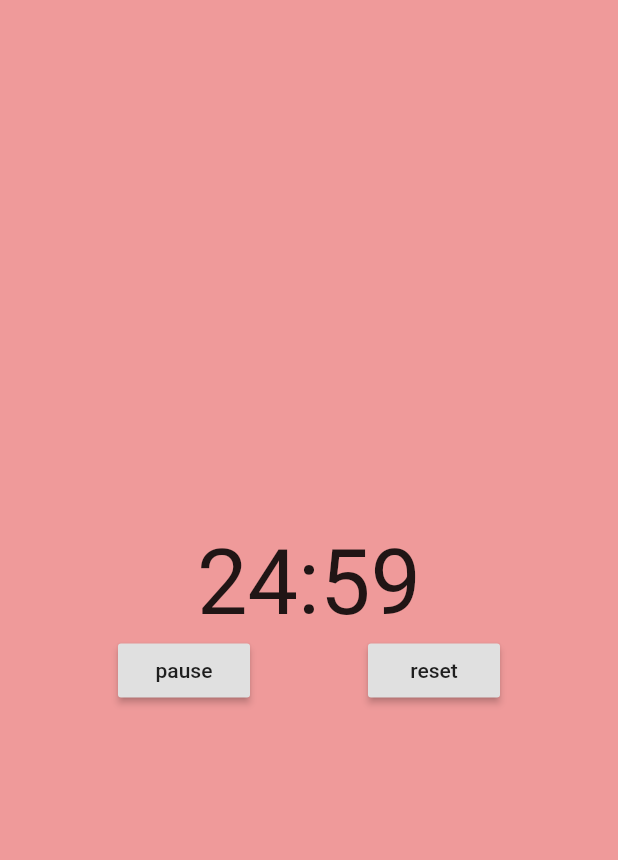
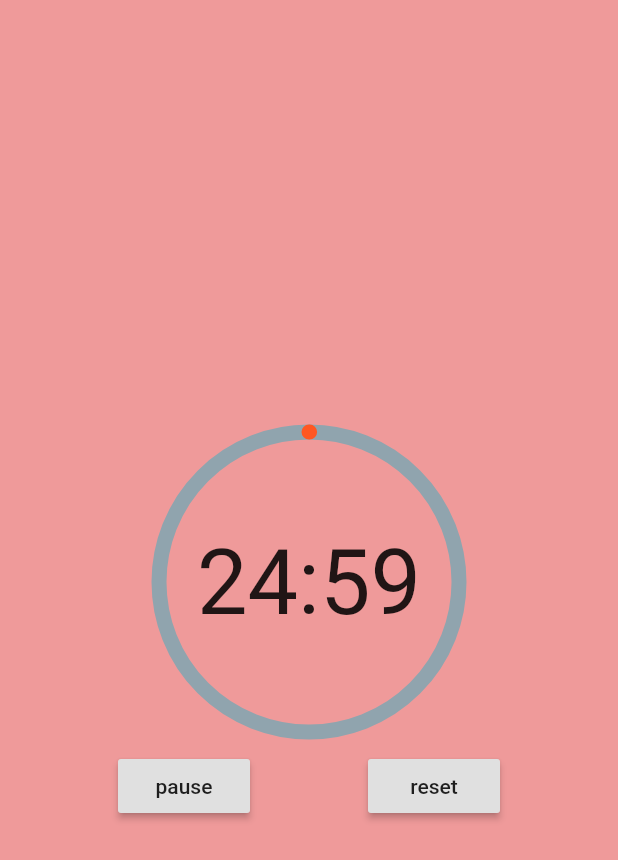
Before and after one commit to RocketRhubarb/pomodoro, a Flutter app: the screen it shows after launch, after a tap on "start", on a phone screen of 412 x 824 dp. Shown: the top 860 px of the screen. Run offline on Flutter 3.47's test engine with Material 2 defaults, Android fonts, the phone set to English and light mode, and no system bars.

Commit message:
Add circular progress indicator

```diff
--- a/lib/main.dart
+++ b/lib/main.dart
@@ -2,6 +2,7 @@ import 'dart:async';
 
 import 'package:flutter/material.dart';
 import './widgets/countdown_clock.dart';
+import 'widgets/circular_progress.dart';
 
 void main() {
   runApp(MyApp());
@@ -79,6 +80,12 @@ class _MyHomePageState extends State<MyHomePage> {
 
   bool timerPresent() => _timer != null;
 
+  double fractionElapsed() {
+    return 1.0 -
+        _remainingTime.inMilliseconds.toDouble() /
+            _totalTime.inMilliseconds.toDouble();
+  }
+
   @override
   Widget build(BuildContext context) {
     return Scaffold(
@@ -87,7 +94,25 @@ class _MyHomePageState extends State<MyHomePage> {
         child: Column(
           mainAxisAlignment: MainAxisAlignment.center,
           children: <Widget>[
-            CountdownClock(time: _remainingTime),
+            Padding(
+              padding: const EdgeInsets.all(12.0),
+              child: Stack(
+                children: <Widget>[
+                  CircularProgress(
+                    fractionElapsed: fractionElapsed(),
+                    progressColor: Colors.deepOrange,
+                    lineColor: Colors.blueGrey[300],
+                    width: 10.0,
+                  ),
+                  Positioned.fill(
+                    child: Align(
+                      alignment: Alignment.center,
+                      child: CountdownClock(time: _remainingTime),
+                    ),
+                  ),
+                ],
+              ),
+            ),
             Row(
               mainAxisAlignment: MainAxisAlignment.spaceEvenly,
               children: <Widget>[
--- /dev/null
+++ b/lib/widgets/circular_progress.dart
@@ -0,0 +1,66 @@
+import 'dart:math';
+
+import 'package:flutter/material.dart';
+
+class CircularProgress extends StatelessWidget {
+  final Color progressColor;
+  final Color lineColor;
+  final double fractionElapsed;
+  final double width;
+
+  CircularProgress(
+      {this.progressColor, this.lineColor, this.fractionElapsed, this.width});
+
+  @override
+  Widget build(BuildContext context) {
+    return Container(
+      height: 200.0,
+      width: 200.0,
+      child: CustomPaint(
+        foregroundPainter: CirclePainter(
+          progressColor: progressColor,
+          lineColor: lineColor,
+          fractionElapsed: fractionElapsed,
+          width: width,
+        ),
+      ),
+    );
+  }
+}
+
+class CirclePainter extends CustomPainter {
+  Color progressColor;
+  Color lineColor;
+  double fractionElapsed;
+  double width;
+
+  CirclePainter(
+      {this.progressColor, this.lineColor, this.fractionElapsed, this.width});
+
+  @override
+  void paint(Canvas canvas, Size size) {
+    Paint line = Paint()
+      ..color = lineColor
+      ..strokeCap = StrokeCap.round
+      ..style = PaintingStyle.stroke
+      ..strokeWidth = width;
+    Paint progress = Paint()
+      ..color = progressColor
+      ..strokeCap = StrokeCap.round
+      ..style = PaintingStyle.stroke
+      ..strokeWidth = width;
+
+    Offset center = Offset(size.width / 2, size.height / 2);
+    double radius = min(size.width / 2, size.height / 2);
+    Rect rect = Rect.fromCircle(center: center, radius: radius);
+    double arcAngle = 2 * pi * fractionElapsed;
+
+    canvas.drawCircle(center, radius, line);
+
+    canvas.drawArc(rect, -pi / 2, arcAngle, false, progress);
+  }
+
+  bool shouldRepaint(CustomPainter oldDelegate) {
+    return true;
+  }
+}
```
